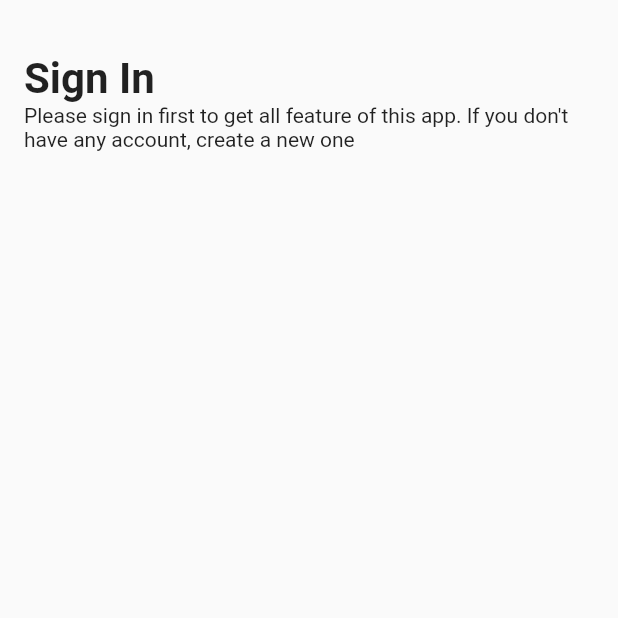
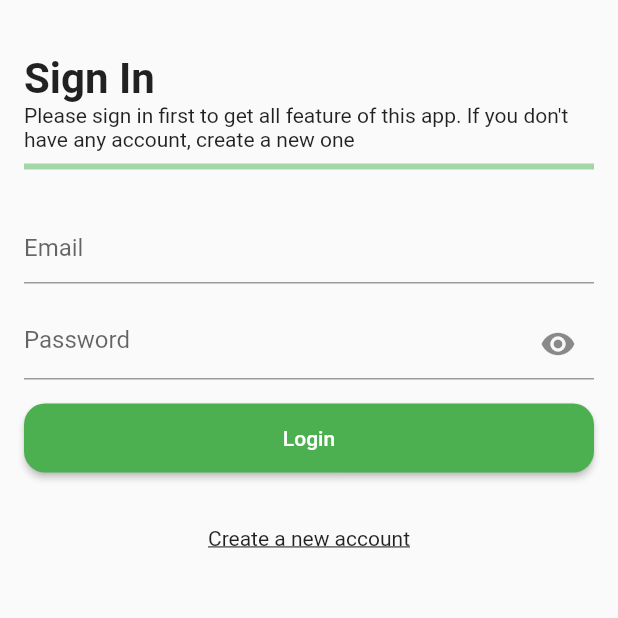
Before and after one commit to ydhnwb/flutter-clean-architecture, a Flutter app: the screen it shows after launch, on a phone screen of 412 x 824 dp, the top half of it. Run offline on Flutter 3.47's test engine with Material 2 defaults, Android fonts, the phone set to English and light mode, and no system bars; our stand-ins replace dartz, dio, equatable, get_it, shared_preferences.

Commit message:
WIP - Login page

```diff
--- a/lib/main.dart
+++ b/lib/main.dart
@@ -71,7 +71,7 @@ class MyApp extends StatelessWidget {
           return MaterialApp(
             title: "Flutter clean architecture",
             theme: ThemeData(
-              primarySwatch: Colors.blue,
+              primarySwatch: Colors.green,
             ),
             home: LoginPage(),
           );
@@ -84,17 +84,3 @@ class MyApp extends StatelessWidget {
     );
   }
 }
-
-class XXX extends StatelessWidget {
-  const XXX({Key? key}) : super(key: key);
-
-  @override
-  Widget build(BuildContext context) {
-    return Scaffold(
-      appBar: AppBar(title: Text("HHH"),),
-      body: Container(
-        child: Text("hello world"),
-      ),
-    );
-  }
-}
--- /dev/null
+++ b/lib/presentation/common/shared_component/primary_button.shared_component.dart
@@ -0,0 +1,26 @@
+import 'package:flutter/material.dart';
+
+class PrimaryButton extends StatelessWidget {
+  final String text;
+  final void Function() onClick;
+  const PrimaryButton({Key? key, required this.text, required this.onClick}) : super(key: key);
+
+  @override
+  Widget build(BuildContext context) {
+    return ConstrainedBox(
+      constraints: BoxConstraints.tightFor(
+          width: double.infinity,
+          height: 46,
+        ),
+      child: ElevatedButton(
+          style: ElevatedButton.styleFrom(
+              shape: RoundedRectangleBorder(
+                  borderRadius: BorderRadius.circular(14)
+              )
+          ),
+          onPressed: onClick,
+          child: Text(text)
+      ),
+    );
+  }
+}
--- a/lib/presentation/login/login_page.dart
+++ b/lib/presentation/login/login_page.dart
@@ -1,4 +1,6 @@
 import 'package:flutter/material.dart';
+import 'package:flutter/painting.dart';
+import 'package:flutter_clean_architecture/presentation/common/shared_component/primary_button.shared_component.dart';
 import 'package:flutter_clean_architecture/presentation/common/shared_component/text_header.shared_component.dart';
 
 class LoginPage extends StatefulWidget {
@@ -9,14 +11,117 @@ class LoginPage extends StatefulWidget {
 }
 
 class _LoginPageState extends State<LoginPage> {
+  bool _isLoading = false;
+  bool _isShowPassword = false;
+  final _formKey = GlobalKey<FormState>();
+  final _emailTextFieldController = TextEditingController();
+  final _passwordTextFieldController = TextEditingController();
 
-  Widget headerWidget(){
+
+  void _doLogin(){
+    if (_formKey.currentState!.validate()) {
+      String email = _emailTextFieldController.text.toString().trim();
+      String password = _passwordTextFieldController.text.toString().trim();
+      print(email);
+      print(password);
+    }
+
+  }
+
+  Widget _headerWidget(){
     return Container(
-      margin: EdgeInsets.only(top: 36),
+      margin: EdgeInsets.only(top: 36, left: 16, right: 16),
       child: Column(
+        crossAxisAlignment: CrossAxisAlignment.stretch,
         children: [
-          TextHeader(text: "Sign In")
+          TextHeader(text: "Sign In"),
+          Text("Please sign in first to get all feature of this app. If you don't have any account, create a new one"),
         ],
+      ),
+    );
+  }
+
+  Widget _loadingBar(){
+    return Container(
+      margin: EdgeInsets.only(top: 8, bottom: 28, left: 16, right: 16),
+      child: LinearProgressIndicator(
+        value: _isLoading ? null : 0,
+      ),
+    );
+  }
+
+
+  Widget _createAccountSection(){
+    return Container(
+      margin: EdgeInsets.symmetric(horizontal: 16, vertical: 28),
+      child: InkWell(
+        onTap: () => {},
+        child: Padding(
+          padding: EdgeInsets.all(8),
+          child: Text("Create a new account", style: TextStyle(decoration: TextDecoration.underline))
+        )
+      ),
+    );
+  }
+
+
+
+
+  Widget _signInForm(){
+    return Container(
+      margin: EdgeInsets.symmetric(horizontal: 16),
+      child: Form(
+        key: _formKey,
+        child: Column(
+          children: [
+            TextFormField(
+              controller: _emailTextFieldController,
+              decoration: InputDecoration(
+                hintText: "Email",
+              ),
+              validator: (value) {
+                if(value == null || value.toString().trim().isEmpty){
+                  return "Email must not be empty";
+                }
+                return null;
+              },
+            ),
+
+            SizedBox(height: 16),
+
+            TextFormField(
+              obscureText: _isShowPassword,
+              controller: _passwordTextFieldController,
+              decoration: InputDecoration(
+                hintText: "Password",
+                suffixIcon: InkWell(
+                  onTap: () => {
+                    setState(() {
+                      _isShowPassword = !_isShowPassword;
+                    })
+                  },
+                  child: _isShowPassword ? Icon(Icons.visibility_off) : Icon(Icons.visibility),
+                )
+              ),
+              validator: (value) {
+                if(value == null || value.toString().trim().isEmpty){
+                  return "Password must not be empty";
+                }
+                return null;
+              },
+            ),
+
+            SizedBox(height: 16,),
+
+
+            PrimaryButton(
+              text: "Login",
+              onClick: () => {
+                _doLogin()
+              },
+            )
+          ],
+        ),
       ),
     );
   }
@@ -27,12 +132,13 @@ class _LoginPageState extends State<LoginPage> {
       body: SafeArea(
           child: SingleChildScrollView(
             child: Container(
-              margin: EdgeInsets.only(left: 16, right: 16),
+
               child: Column(
-                crossAxisAlignment: CrossAxisAlignment.start,
                 children: [
-                  headerWidget(),
-                  Text("Please sign in first to get all feature of this app. If you don't have any account, create a new one"),
+                  _headerWidget(),
+                  _loadingBar(),
+                  _signInForm(),
+                  _createAccountSection()
                 ],
               ),
             )
```
Also changed, not shown: lib/presentation/login/bloc/login_bloc.dart (added), lib/presentation/login/bloc/login_event.dart (added), lib/presentation/login/bloc/login_state.dart (added).
